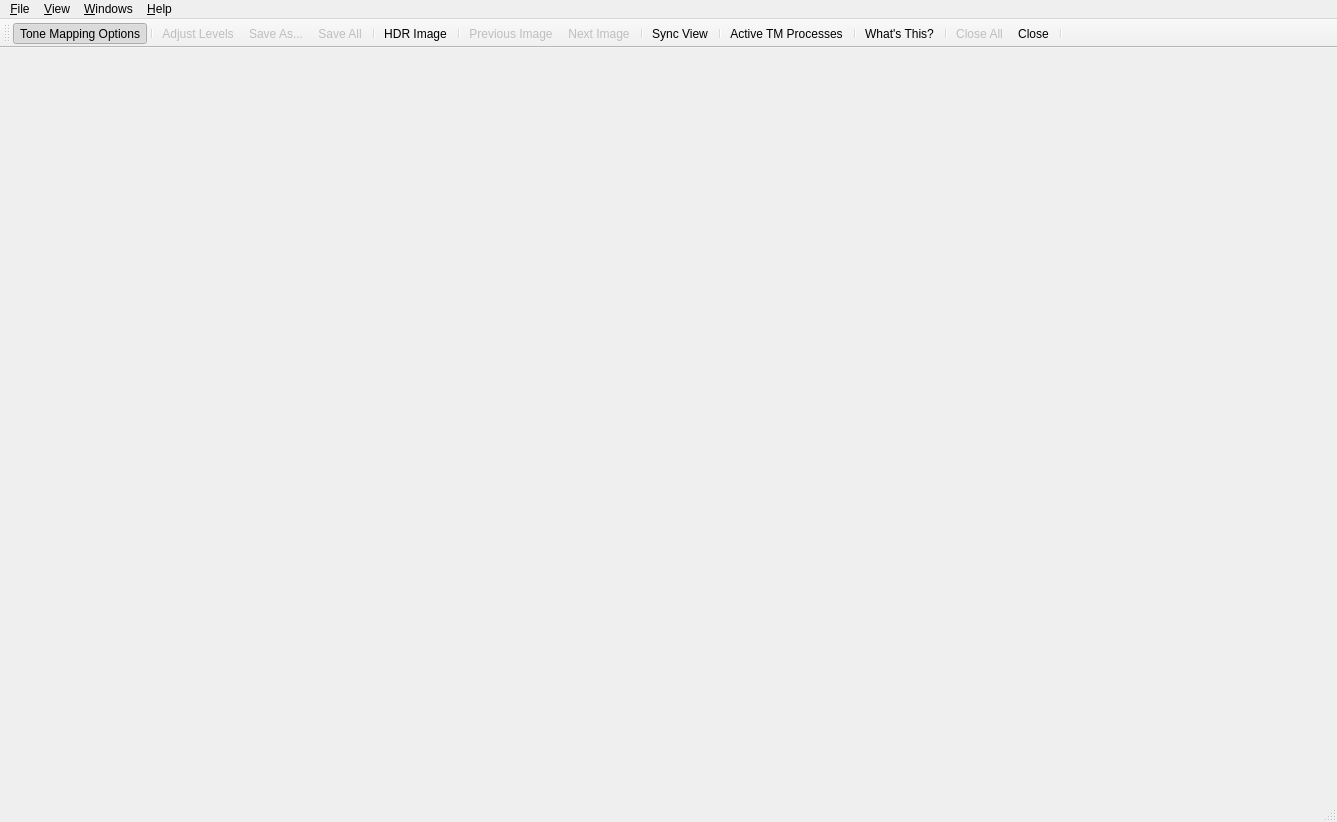
First picture: the form in forms/TonemappingWindow.ui, repository LuminanceHDR/LuminanceHDR, before the edit.
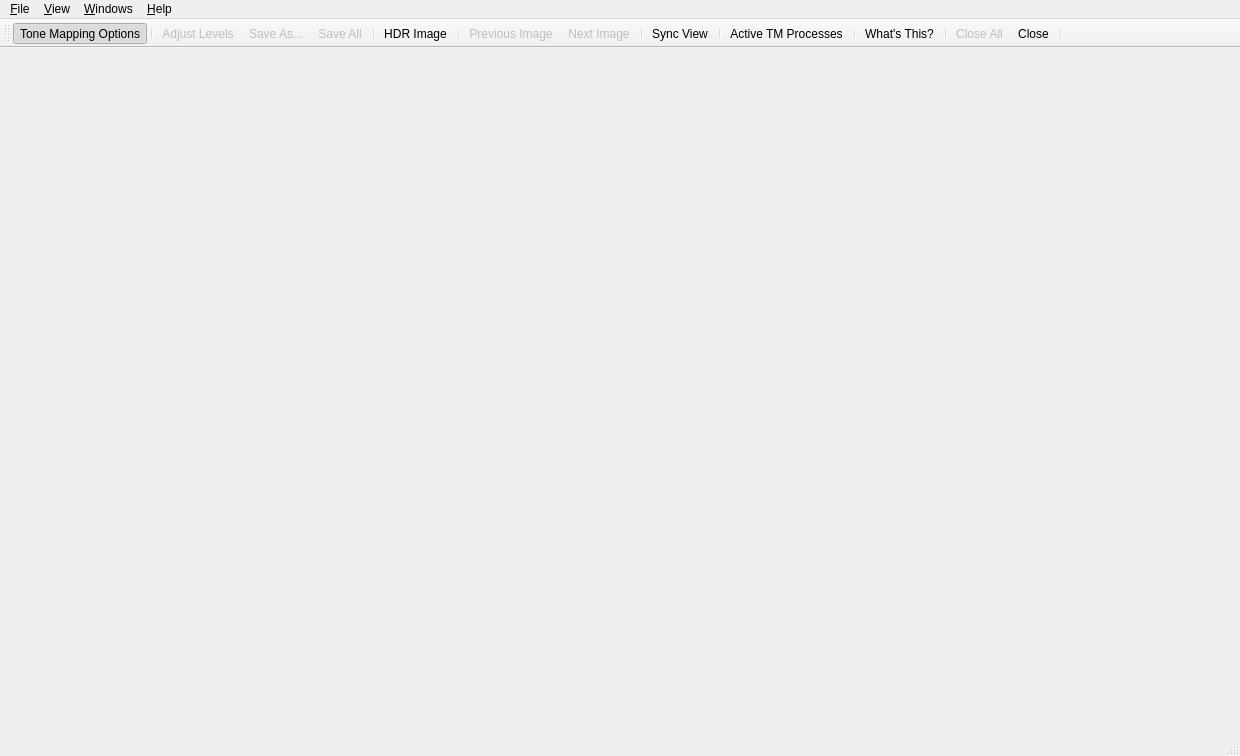
Second picture: the form after the edit. Icons and pictures are not drawn.

Commit message: Mac OS X: Unified ToolBox and MainWindow

Diff of the .ui file:
```diff
--- a/forms/TonemappingWindow.ui
+++ b/forms/TonemappingWindow.ui
@@ -1,12 +1,12 @@
 <ui version="4.0" >
  <class>TonemappingWindow</class>
- <widget class="QMainWindow" name="TonemappingWindow" >
-  <property name="geometry" >
+ <widget class="QMainWindow" name="TonemappingWindow">
+  <property name="geometry">
    <rect>
     <x>0</x>
     <y>0</y>
-    <width>1337</width>
-    <height>822</height>
+    <width>1240</width>
+    <height>756</height>
    </rect>
   </property>
   <property name="windowTitle" >
@@ -19,17 +19,17 @@
   <widget class="QWidget" name="centralwidget" >
    <layout class="QGridLayout" name="gridLayout" />
   </widget>
-  <widget class="QMenuBar" name="menubar" >
-   <property name="geometry" >
+  <widget class="QMenuBar" name="menubar">
+   <property name="geometry">
     <rect>
      <x>0</x>
      <y>0</y>
-     <width>1337</width>
-     <height>23</height>
+     <width>1240</width>
+     <height>22</height>
     </rect>
    </property>
-   <widget class="QMenu" name="menuHelp" >
-    <property name="title" >
+   <widget class="QMenu" name="menuHelp">
+    <property name="title">
      <string>&amp;Help</string>
     </property>
     <addaction name="documentationAction" />
@@ -37,8 +37,8 @@
     <addaction name="actionAbout_Luminance" />
     <addaction name="actionAbout_Qt" />
    </widget>
-   <widget class="QMenu" name="menuView" >
-    <property name="title" >
+   <widget class="QMenu" name="menuView">
+    <property name="title">
      <string>&amp;View</string>
     </property>
     <widget class="QMenu" name="menuToolbars" >
@@ -63,8 +63,8 @@
     <addaction name="separator" />
     <addaction name="menuToolbars" />
    </widget>
-   <widget class="QMenu" name="menuFile" >
-    <property name="title" >
+   <widget class="QMenu" name="menuFile">
+    <property name="title">
      <string>&amp;File</string>
     </property>
     <addaction name="actionFix_Histogram" />
@@ -74,17 +74,17 @@
     <addaction name="separator" />
     <addaction name="actionFinishTM" />
    </widget>
-   <widget class="QMenu" name="menu_Windows" >
-    <property name="title" >
+   <widget class="QMenu" name="menu_Windows">
+    <property name="title">
      <string>&amp;Windows</string>
     </property>
     <addaction name="actionAsThumbnails" />
     <addaction name="actionCascade" />
    </widget>
-   <addaction name="menuFile" />
-   <addaction name="menuView" />
-   <addaction name="menu_Windows" />
-   <addaction name="menuHelp" />
+   <addaction name="menuFile"/>
+   <addaction name="menuView"/>
+   <addaction name="menu_Windows"/>
+   <addaction name="menuHelp"/>
   </widget>
   <widget class="QStatusBar" name="statusbar" >
    <property name="sizePolicy" >
@@ -125,26 +125,26 @@
    <attribute name="toolBarBreak" >
     <bool>false</bool>
    </attribute>
-   <addaction name="actionViewTMdock" />
-   <addaction name="separator" />
-   <addaction name="actionFix_Histogram" />
-   <addaction name="actionSave" />
-   <addaction name="actionSaveAll" />
-   <addaction name="separator" />
-   <addaction name="actionShowHDR" />
-   <addaction name="separator" />
-   <addaction name="actionShowPrevious" />
-   <addaction name="actionShowNext" />
-   <addaction name="separator" />
-   <addaction name="actionLockImages" />
-   <addaction name="separator" />
-   <addaction name="actionThreadManager" />
-   <addaction name="separator" />
-   <addaction name="actionWhat_s_This" />
-   <addaction name="separator" />
-   <addaction name="actionClose_All" />
-   <addaction name="actionFinishTM" />
-   <addaction name="separator" />
+   <addaction name="actionViewTMdock"/>
+   <addaction name="separator"/>
+   <addaction name="actionFix_Histogram"/>
+   <addaction name="actionSave"/>
+   <addaction name="actionSaveAll"/>
+   <addaction name="separator"/>
+   <addaction name="actionShowHDR"/>
+   <addaction name="separator"/>
+   <addaction name="actionShowPrevious"/>
+   <addaction name="actionShowNext"/>
+   <addaction name="separator"/>
+   <addaction name="actionLockImages"/>
+   <addaction name="separator"/>
+   <addaction name="actionThreadManager"/>
+   <addaction name="separator"/>
+   <addaction name="actionWhat_s_This"/>
+   <addaction name="separator"/>
+   <addaction name="actionClose_All"/>
+   <addaction name="actionFinishTM"/>
+   <addaction name="separator"/>
   </widget>
   <action name="actionFinishTM" >
    <property name="icon" >
```
Left out of the diff: 478 changed lines with no effect on the pictures. The commit also changes 1 other file.
